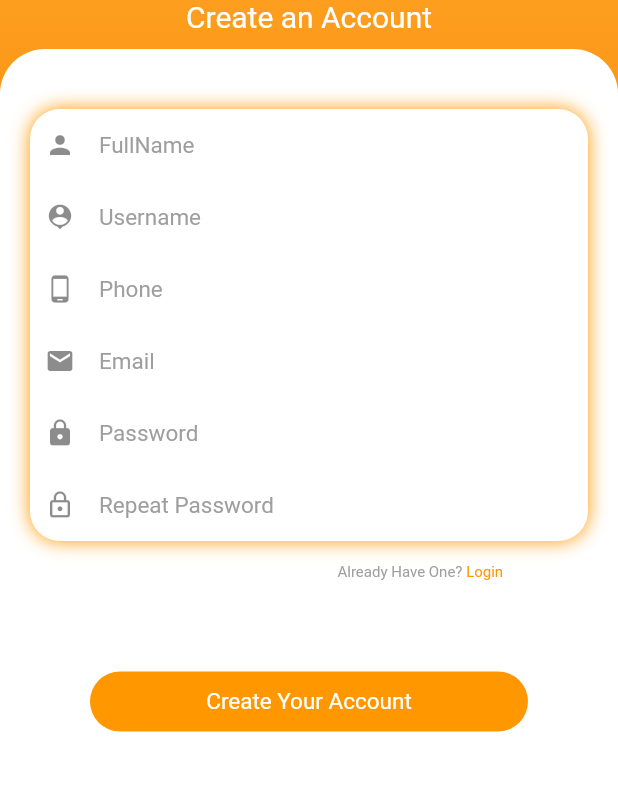
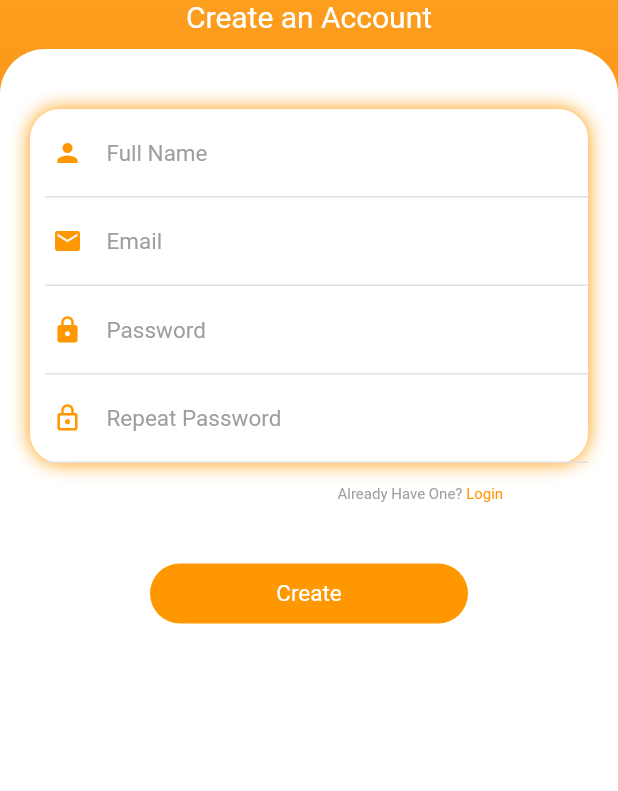
Before and after one commit to Allfianaz/si_pegat, a Flutter app: the screen it shows after launch, after a tap on "Sign Up", on a phone screen of 412 x 824 dp, the part 125-916 px from its top. Run offline on Flutter 3.47's test engine with Material 2 defaults, Android fonts, the phone set to English and light mode, and no system bars.

Commit message:
2 commit

```diff
--- a/lib/screens/login_page.dart
+++ b/lib/screens/login_page.dart
@@ -72,27 +72,8 @@ class LoginPage extends StatelessWidget {
                             padding: EdgeInsets.only(left: 10),
                             child: Column(
                               children: [
-                                Container(
-                                  child: TextField(
-                                    decoration: InputDecoration(
-                                        icon: Icon(Icons.mail, size: 20),
-                                        hintText: "Email",
-                                        hintStyle: TextStyle(
-                                            color: Colors.grey, fontSize: 15),
-                                        border: InputBorder.none),
-                                  ),
-                                ),
-                                Container(
-                                  child: TextField(
-                                    decoration: InputDecoration(
-                                        icon: Icon(Icons.lock, size: 20),
-                                        hintText: "Password",
-                                        hintStyle: TextStyle(
-                                            color: Colors.grey, fontSize: 15),
-                                        border: InputBorder.none),
-                                    obscureText: true,
-                                  ),
-                                )
+                                buildTextField(Icons.mail, "Your Email"),
+                                buildTextField(Icons.lock, "Password")
                               ],
                             ),
                           ),
@@ -227,4 +208,24 @@ class LoginPage extends StatelessWidget {
       ),
     );
   }
+
+  Container buildTextField(IconData icon, String _hintText) {
+    return Container(
+      padding: EdgeInsets.all(5),
+      decoration: BoxDecoration(
+        border: Border(bottom: BorderSide(color: Colors.grey[300])),
+      ),
+      child: TextField(
+        decoration: InputDecoration(
+            icon: Icon(
+              icon,
+              size: 20,
+              color: Colors.orange,
+            ),
+            hintText: _hintText,
+            hintStyle: TextStyle(color: Colors.grey, fontSize: 15),
+            border: InputBorder.none),
+      ),
+    );
+  }
 }
--- a/lib/screens/register_page.dart
+++ b/lib/screens/register_page.dart
@@ -72,70 +72,11 @@ class RegisterPage extends StatelessWidget {
                             padding: EdgeInsets.only(left: 10),
                             child: Column(
                               children: [
-                                Container(
-                                  child: TextField(
-                                    decoration: InputDecoration(
-                                        icon: Icon(Icons.person, size: 20),
-                                        hintText: "FullName",
-                                        hintStyle: TextStyle(
-                                            color: Colors.grey, fontSize: 15),
-                                        border: InputBorder.none),
-                                  ),
-                                ),
-                                Container(
-                                  child: TextField(
-                                    decoration: InputDecoration(
-                                        icon: Icon(Icons.person_pin, size: 20),
-                                        hintText: "Username",
-                                        hintStyle: TextStyle(
-                                            color: Colors.grey, fontSize: 15),
-                                        border: InputBorder.none),
-                                  ),
-                                ),
-                                Container(
-                                  child: TextField(
-                                    decoration: InputDecoration(
-                                        icon:
-                                            Icon(Icons.phone_android, size: 20),
-                                        hintText: "Phone",
-                                        hintStyle: TextStyle(
-                                            color: Colors.grey, fontSize: 15),
-                                        border: InputBorder.none),
-                                  ),
-                                ),
-                                Container(
-                                  child: TextField(
-                                    decoration: InputDecoration(
-                                        icon: Icon(Icons.mail, size: 20),
-                                        hintText: "Email",
-                                        hintStyle: TextStyle(
-                                            color: Colors.grey, fontSize: 15),
-                                        border: InputBorder.none),
-                                  ),
-                                ),
-                                Container(
-                                  child: TextField(
-                                    decoration: InputDecoration(
-                                        icon: Icon(Icons.lock, size: 20),
-                                        hintText: "Password",
-                                        hintStyle: TextStyle(
-                                            color: Colors.grey, fontSize: 15),
-                                        border: InputBorder.none),
-                                    obscureText: true,
-                                  ),
-                                ),
-                                Container(
-                                  child: TextField(
-                                    decoration: InputDecoration(
-                                        icon:
-                                            Icon(Icons.lock_outline, size: 20),
-                                        hintText: "Repeat Password",
-                                        hintStyle: TextStyle(
-                                            color: Colors.grey, fontSize: 15),
-                                        border: InputBorder.none),
-                                    obscureText: true,
-                                  ),
-                                )
+                                buildTextField(Icons.person, "Full Name"),
+                                buildTextField(Icons.mail, "Email"),
+                                buildTextField(Icons.lock, "Password"),
+                                buildTextField(
+                                    Icons.lock_outline, "Repeat Password"),
                               ],
                             ),
                           ),
@@ -167,21 +108,21 @@ class RegisterPage extends StatelessWidget {
                               ],
                             ),
                           ),
-                          SizedBox(height: 60),
+                          SizedBox(height: 40),
                           InkWell(
                             onTap: () {
                               print("Account Created!");
                             },
                             child: Container(
                               height: 40,
-                              margin: EdgeInsets.symmetric(horizontal: 40),
+                              margin: EdgeInsets.symmetric(horizontal: 80),
                               decoration: BoxDecoration(
                                   color: Colors.orange,
                                   borderRadius:
                                       BorderRadius.all(Radius.circular(60))),
                               child: Center(
                                 child: Text(
-                                  "Create Your Account",
+                                  "Create",
                                   style: TextStyle(
                                       fontSize: 15, color: Colors.white),
                                 ),
@@ -200,4 +141,24 @@ class RegisterPage extends StatelessWidget {
       ),
     );
   }
+
+  Container buildTextField(IconData icon, String _hintText) {
+    return Container(
+      padding: EdgeInsets.all(5),
+      decoration: BoxDecoration(
+        border: Border(bottom: BorderSide(color: Colors.grey[300])),
+      ),
+      child: TextField(
+        decoration: InputDecoration(
+            icon: Icon(
+              icon,
+              size: 20,
+              color: Colors.orange,
+            ),
+            hintText: _hintText,
+            hintStyle: TextStyle(color: Colors.grey, fontSize: 15),
+            border: InputBorder.none),
+      ),
+    );
+  }
 }
```
Also changed, not shown: 3 other files.
